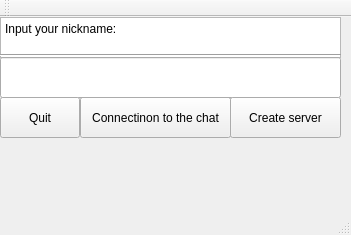
First picture: the form in QtChat/mainwindow.ui, repository LisGein/LinuxCppLessons, before the edit.
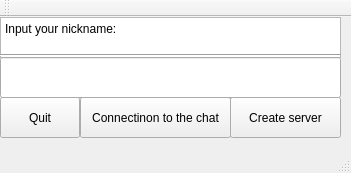
Second picture: the form after the edit.

Diff of the .ui file:
```diff
--- a/QtChat/mainwindow.ui
+++ b/QtChat/mainwindow.ui
@@ -7,7 +7,7 @@
     <x>0</x>
     <y>0</y>
     <width>351</width>
-    <height>235</height>
+    <height>173</height>
    </rect>
   </property>
   <property name="windowTitle">
```
